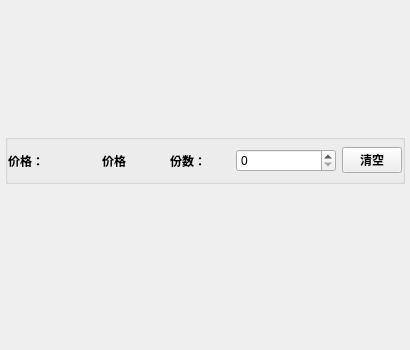
Li-Yaosong/BuffetMealsSystem, file client/cdishwidget.ui: the form before one commit; both pictures show x 0 to 410 and y 250 to 600 of the 410 by 600 pixel window.
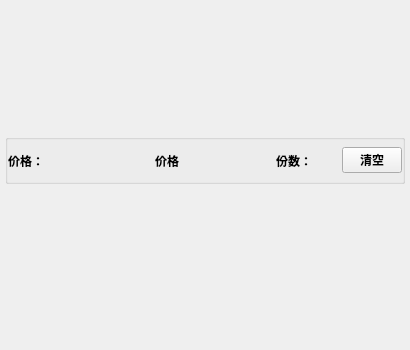
The form after the commit.

The edit to the form file:
```diff
--- a/client/cdishwidget.ui
+++ b/client/cdishwidget.ui
@@ -138,9 +138,6 @@
         </property>
        </widget>
       </item>
-      <item>
-       <widget class="QSpinBox" name="spinBox"/>
-      </item>
       <item>
        <widget class="QPushButton" name="pushButton_clean">
         <property name="maximumSize">
```
